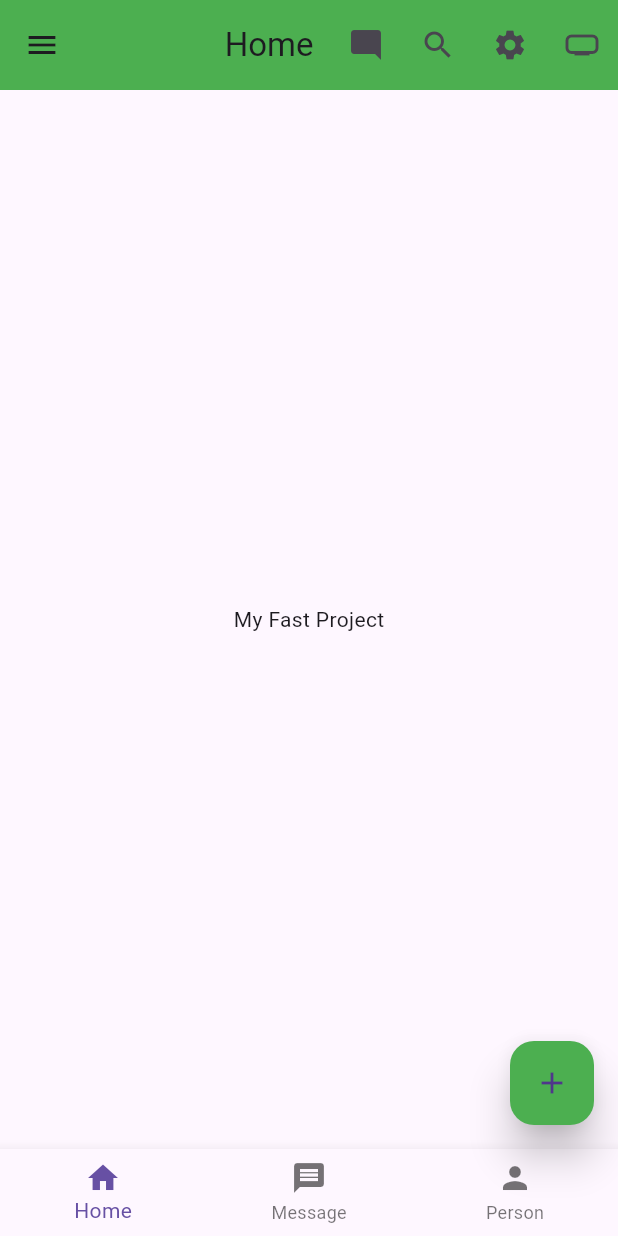
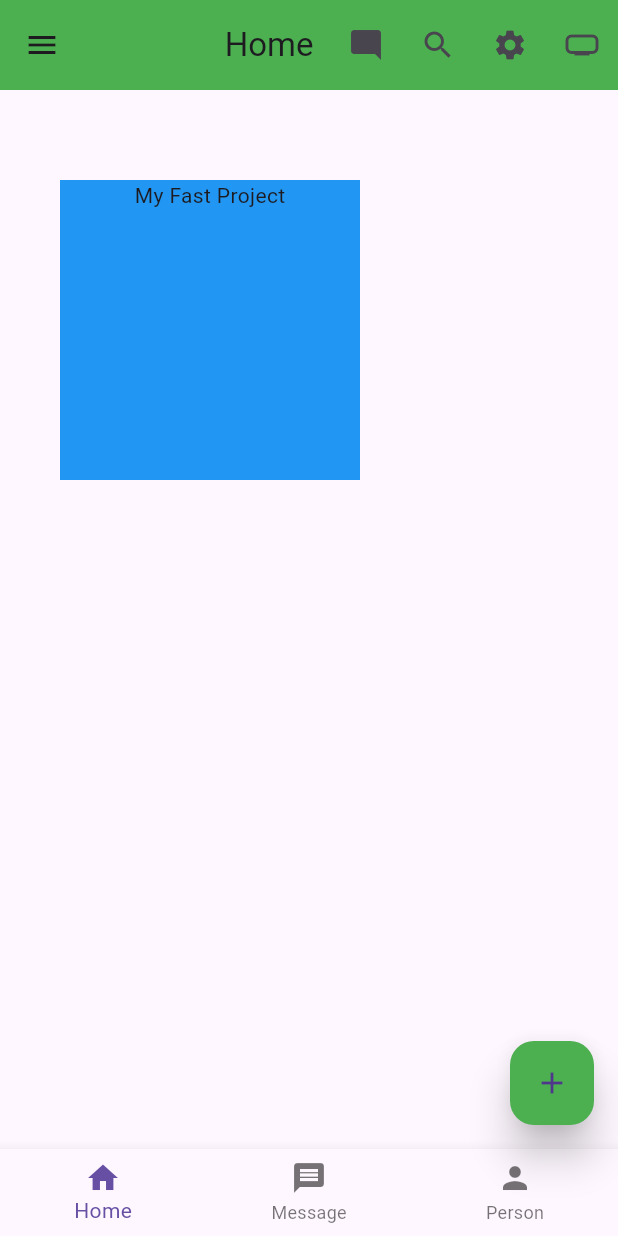
Before and after one commit to Ferdaus0001/universit, a Flutter app: the screen it shows after launch, on a phone screen of 412 x 824 dp. Run offline on Flutter 3.47's test engine with Material 3 defaults, Android fonts, the phone set to English and light mode, and no system bars.

Commit message:
new body add

```diff
--- a/lib/main.dart
+++ b/lib/main.dart
@@ -114,7 +114,14 @@ class HomeActivity extends StatelessWidget{
            }
          },
        ),
-       body: const Center(child:  Text(" My Fast Project "),
+       body: Container(
+         height:200 ,
+         width: 200,
+         color: Colors.blue,
+         alignment: Alignment.topCenter,
+         margin: EdgeInsets.fromLTRB(40, 60, 10, 40),
+
+         child: Text(" My Fast Project "),
        ),
 
      );
```
Also changed, not shown: lib/body.dart (+15 -1 lines).
